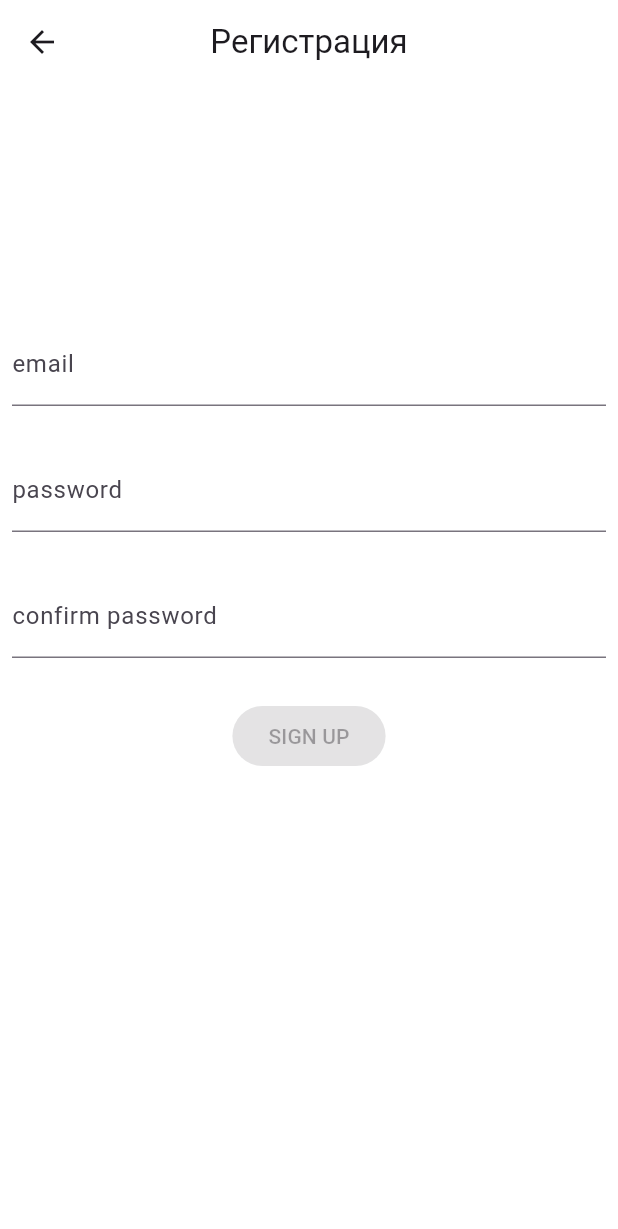
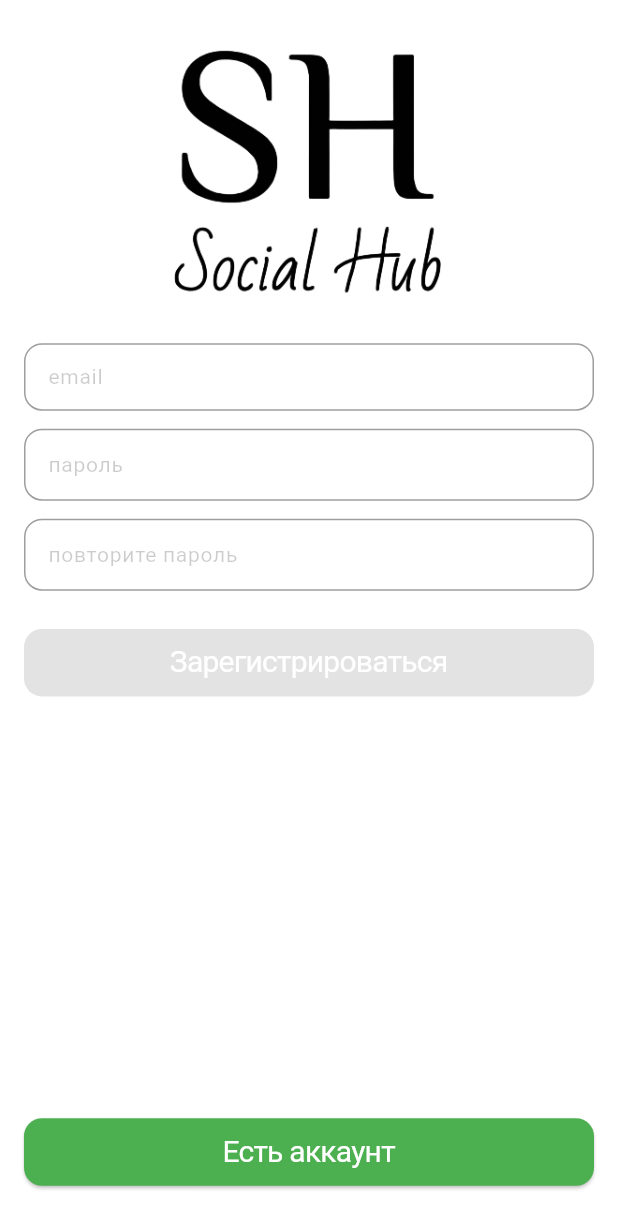
Before and after one commit to TakaFriman/social_hub, a Flutter app: the RegisterScreen screen opened by its route, on a phone screen of 412 x 824 dp. Shown: the top 1229 px of the screen. Run offline on Flutter 3.47's test engine with Material 3 defaults, Android fonts, the phone set to English and light mode, and no system bars; our stand-ins replace auto_route, bloc, equatable, firebase_auth, firebase_core, flutter_bloc and 5 more; accounts and stored records are empty.

Commit message:
design auth

```diff
--- /dev/null
+++ b/lib/screens/auth/login/components/components.dart
@@ -0,0 +1,5 @@
+export 'email_input.dart';
+export 'login_button.dart';
+export 'password_input.dart';
+export 'signup_button.dart';
+export 'google_login_button.dart';
--- /dev/null
+++ b/lib/screens/auth/register/components/components.dart
@@ -0,0 +1,5 @@
+export 'email_input.dart';
+export 'password_input.dart';
+export 'confirm_password_input.dart';
+export 'login_button.dart';
+export 'signup_button.dart';
--- /dev/null
+++ b/lib/screens/auth/register/components/confirm_password_input.dart
@@ -0,0 +1,43 @@
+import 'package:flutter/material.dart';
+import 'package:flutter_bloc/flutter_bloc.dart';
+import 'package:social_hub/screens/auth/register/cubit/register_cubit.dart';
+
+class ConfirmPasswordInput extends StatelessWidget {
+  const ConfirmPasswordInput({super.key});
+
+  @override
+  Widget build(BuildContext context) {
+    final theme = Theme.of(context);
+    return BlocBuilder<RegisterCubit, RegisterState>(
+      buildWhen: (previous, current) =>
+          previous.password != current.password || previous.confirmedPassword != current.confirmedPassword,
+      builder: (context, state) {
+        return TextField(
+          key: const Key('signUpForm_confirmedPasswordInput_textField'),
+          onChanged: (confirmPassword) => context.read<RegisterCubit>().confirmedPasswordChanged(confirmPassword),
+          obscureText: true,
+          decoration: InputDecoration(
+            border: OutlineInputBorder(
+              borderSide: BorderSide(color: theme.disabledColor),
+              borderRadius: BorderRadius.circular(12),
+            ),
+            filled: true,
+            fillColor: theme.colorScheme.onPrimary,
+            isDense: true,
+            enabledBorder: OutlineInputBorder(
+              borderSide: BorderSide(color: theme.disabledColor),
+              borderRadius: BorderRadius.circular(12),
+            ),
+            focusedBorder: OutlineInputBorder(
+              borderSide: const BorderSide(color: Colors.blueAccent),
+              borderRadius: BorderRadius.circular(12),
+            ),
+            hintText: 'повторите пароль',
+            hintStyle: TextStyle(color: Colors.black.withOpacity(0.2), fontSize: 14),
+            errorText: state.confirmedPassword.displayError != null ? 'пароли не совпадают' : null,
+          ),
+        );
+      },
+    );
+  }
+}
--- /dev/null
+++ b/lib/screens/auth/register/components/email_input.dart
@@ -0,0 +1,45 @@
+import 'package:flutter/material.dart';
+import 'package:flutter_bloc/flutter_bloc.dart';
+import 'package:social_hub/screens/auth/register/cubit/register_cubit.dart';
+
+class EmailInput extends StatelessWidget {
+  const EmailInput({super.key});
+
+  @override
+  Widget build(BuildContext context) {
+    final theme = Theme.of(context);
+    return BlocBuilder<RegisterCubit, RegisterState>(
+      buildWhen: (previous, current) => previous.email != current.email,
+      builder: (context, state) {
+        return TextField(
+          cursorColor: Colors.black,
+          style: const TextStyle(color: Colors.black, fontSize: 14),
+          key: const Key('signUpForm_emailInput_textField'),
+          onChanged: (email) => context.read<RegisterCubit>().emailChanged(email),
+          keyboardType: TextInputType.emailAddress,
+          decoration: InputDecoration(
+            border: OutlineInputBorder(
+              borderSide: BorderSide(color: theme.disabledColor),
+              borderRadius: BorderRadius.circular(12),
+            ),
+            filled: true,
+            fillColor: theme.colorScheme.onPrimary,
+            isDense: true,
+            enabledBorder: OutlineInputBorder(
+              borderSide: BorderSide(color: theme.disabledColor),
+              borderRadius: BorderRadius.circular(12),
+            ),
+            focusedBorder: OutlineInputBorder(
+              borderSide: const BorderSide(color: Colors.blueAccent),
+              borderRadius: BorderRadius.circular(12),
+            ),
+            hintText: 'email',
+            hintStyle: TextStyle(color: Colors.black.withOpacity(0.2), fontSize: 14),
+            errorText: state.email.displayError != null ? 'Неверный формат email' : null,
+            errorStyle: TextStyle(color: Colors.red.withOpacity(0.5), fontSize: 12),
+          ),
+        );
+      },
+    );
+  }
+}
--- /dev/null
+++ b/lib/screens/auth/register/components/login_button.dart
@@ -0,0 +1,34 @@
+import 'package:auto_route/auto_route.dart';
+import 'package:flutter/material.dart';
+import 'package:flutter_bloc/flutter_bloc.dart';
+import 'package:social_hub/router/router.dart';
+import 'package:social_hub/screens/auth/register/cubit/register_cubit.dart';
+
+class LoginButton extends StatelessWidget {
+  const LoginButton({super.key});
+
+  @override
+  Widget build(BuildContext context) {
+    return BlocBuilder<RegisterCubit, RegisterState>(
+      builder: (context, state) {
+        return ElevatedButton(
+          key: const Key('signupForm_login_flatButton'),
+          style: ElevatedButton.styleFrom(
+            shape: RoundedRectangleBorder(
+              borderRadius: BorderRadius.circular(12),
+            ),
+            backgroundColor: Colors.green,
+          ),
+          onPressed: () => context.router.push(const LoginRoute()),
+          child: const Padding(
+            padding: EdgeInsets.symmetric(vertical: 8),
+            child: Center(
+                child: Text('Есть аккаунт',
+                    style: TextStyle(
+                        fontSize: 20, fontWeight: FontWeight.w400, letterSpacing: -0.5, color: Colors.white))),
+          ),
+        );
+      },
+    );
+  }
+}
--- /dev/null
+++ b/lib/screens/auth/register/components/password_input.dart
@@ -0,0 +1,43 @@
+import 'package:flutter/material.dart';
+import 'package:flutter_bloc/flutter_bloc.dart';
+import 'package:social_hub/screens/auth/register/cubit/register_cubit.dart';
+
+class PasswordInput extends StatelessWidget {
+  const PasswordInput({super.key});
+
+  @override
+  Widget build(BuildContext context) {
+    final theme = Theme.of(context);
+    return BlocBuilder<RegisterCubit, RegisterState>(
+      buildWhen: (previous, current) => previous.password != current.password,
+      builder: (context, state) {
+        return TextField(
+          key: const Key('signUpForm_passwordInput_textField'),
+          onChanged: (password) => context.read<RegisterCubit>().passwordChanged(password),
+          obscureText: true,
+          decoration: InputDecoration(
+            border: OutlineInputBorder(
+              borderSide: BorderSide(color: theme.disabledColor),
+              borderRadius: BorderRadius.circular(12),
+            ),
+            filled: true,
+            fillColor: theme.colorScheme.onPrimary,
+            isDense: true,
+            enabledBorder: OutlineInputBorder(
+              borderSide: BorderSide(color: theme.disabledColor),
+              borderRadius: BorderRadius.circular(12),
+            ),
+            focusedBorder: OutlineInputBorder(
+              borderSide: const BorderSide(color: Colors.blueAccent),
+              borderRadius: BorderRadius.circular(12),
+            ),
+            hintText: 'пароль',
+            hintStyle: TextStyle(color: Colors.black.withOpacity(0.2), fontSize: 14),
+            errorText: state.password.displayError != null ? 'Неверный формат пароля' : null,
+            errorStyle: TextStyle(color: Colors.red.withOpacity(0.5), fontSize: 12),
+          ),
+        );
+      },
+    );
+  }
+}
--- /dev/null
+++ b/lib/screens/auth/register/components/signup_button.dart
@@ -0,0 +1,39 @@
+import 'package:flutter/material.dart';
+import 'package:flutter_bloc/flutter_bloc.dart';
+import 'package:formz/formz.dart';
+import 'package:social_hub/screens/auth/register/cubit/register_cubit.dart';
+
+class SignUpButton extends StatelessWidget {
+  const SignUpButton({super.key});
+
+  @override
+  Widget build(BuildContext context) {
+    return BlocBuilder<RegisterCubit, RegisterState>(
+      builder: (context, state) {
+        return state.status.isInProgress
+            ? const CircularProgressIndicator()
+            : ElevatedButton(
+                key: const Key('signUpForm_continue_raisedButton'),
+                style: ElevatedButton.styleFrom(
+                  shape: RoundedRectangleBorder(
+                    borderRadius: BorderRadius.circular(12),
+                  ),
+                  backgroundColor: Colors.black,
+                ),
+                onPressed: state.isValid ? () => context.read<RegisterCubit>().signUpFormSubmitted() : null,
+                child: const Padding(
+                  padding: EdgeInsets.symmetric(vertical: 8),
+                  child: Center(
+                      child: Text('Зарегистрироваться',
+                          style: TextStyle(
+                            fontSize: 20,
+                            fontWeight: FontWeight.w400,
+                            letterSpacing: -0.5,
+                            color: Colors.white,
+                          ))),
+                ),
+              );
+      },
+    );
+  }
+}
--- a/lib/screens/auth/register/view/register_form.dart
+++ b/lib/screens/auth/register/view/register_form.dart
@@ -1,6 +1,9 @@
+import 'package:auto_route/auto_route.dart';
 import 'package:flutter/material.dart';
 import 'package:flutter_bloc/flutter_bloc.dart';
 import 'package:formz/formz.dart';
+import 'package:social_hub/router/router.dart';
+import 'package:social_hub/screens/auth/register/components/components.dart';
 import 'package:social_hub/screens/auth/register/cubit/register_cubit.dart';
 
 class RegisterForm extends StatelessWidget {
@@ -16,112 +19,50 @@ class RegisterForm extends StatelessWidget {
           ScaffoldMessenger.of(context)
             ..hideCurrentSnackBar()
             ..showSnackBar(
-              SnackBar(content: Text(state.errorMessage ?? 'Sign Up Failure')),
+              SnackBar(content: Text(state.errorMessage ?? 'Регистрация не удалась')),
             );
         }
       },
-      child: Align(
-        alignment: const Alignment(0, -1 / 3),
-        child: Column(
-          mainAxisSize: MainAxisSize.min,
-          children: [
-            _EmailInput(),
-            const SizedBox(height: 8),
-            _PasswordInput(),
-            const SizedBox(height: 8),
-            _ConfirmPasswordInput(),
-            const SizedBox(height: 8),
-            _SignUpButton(),
-          ],
-        ),
+      child: Stack(
+        children: [
+          SafeArea(
+            child: Padding(
+              padding: const EdgeInsets.symmetric(vertical: 32, horizontal: 16),
+              child: Column(
+                children: [
+                  Expanded(
+                    child: SingleChildScrollView(
+                      child: Column(
+                        crossAxisAlignment: CrossAxisAlignment.start,
+                        children: [
+                          Column(
+                            children: [
+                              Image.asset(
+                                'assets/images/logo.png',
+                                height: MediaQuery.of(context).size.height * 0.2,
+                                color: Colors.black,
+                              ),
+                              const SizedBox(height: 32),
+                              const EmailInput(),
+                              const SizedBox(height: 12),
+                              const PasswordInput(),
+                              const SizedBox(height: 12),
+                              const ConfirmPasswordInput(),
+                              const SizedBox(height: 24),
+                              const SignUpButton(),
+                            ],
+                          ),
+                        ],
+                      ),
+                    ),
+                  ),
+                  const LoginButton(),
+                ],
+              ),
+            ),
+          ),
+        ],
       ),
     );
   }
 }
-
-class _EmailInput extends StatelessWidget {
-  @override
-  Widget build(BuildContext context) {
-    return BlocBuilder<RegisterCubit, RegisterState>(
-      buildWhen: (previous, current) => previous.email != current.email,
-      builder: (context, state) {
-        return TextField(
-          key: const Key('signUpForm_emailInput_textField'),
-          onChanged: (email) => context.read<RegisterCubit>().emailChanged(email),
-          keyboardType: TextInputType.emailAddress,
-          decoration: InputDecoration(
-            labelText: 'email',
-            helperText: '',
-            errorText: state.email.displayError != null ? 'invalid email' : null,
-          ),
-        );
-      },
-    );
-  }
-}
-
-class _PasswordInput extends StatelessWidget {
-  @override
-  Widget build(BuildContext context) {
-    return BlocBuilder<RegisterCubit, RegisterState>(
-      buildWhen: (previous, current) => previous.password != current.password,
-      builder: (context, state) {
-        return TextField(
-          key: const Key('signUpForm_passwordInput_textField'),
-          onChanged: (password) => context.read<RegisterCubit>().passwordChanged(password),
-          obscureText: true,
-          decoration: InputDecoration(
-            labelText: 'password',
-            helperText: '',
-            errorText: state.password.displayError != null ? 'invalid password' : null,
-          ),
-        );
-      },
-    );
-  }
-}
-
-class _ConfirmPasswordInput extends StatelessWidget {
-  @override
-  Widget build(BuildContext context) {
-    return BlocBuilder<RegisterCubit, RegisterState>(
-      buildWhen: (previous, current) =>
-          previous.password != current.password || previous.confirmedPassword != current.confirmedPassword,
-      builder: (context, state) {
-        return TextField(
-          key: const Key('signUpForm_confirmedPasswordInput_textField'),
-          onChanged: (confirmPassword) => context.read<RegisterCubit>().confirmedPasswordChanged(confirmPassword),
-          obscureText: true,
-          decoration: InputDecoration(
-            labelText: 'confirm password',
-            helperText: '',
-            errorText: state.confirmedPassword.displayError != null ? 'passwords do not match' : null,
-          ),
-        );
-      },
-    );
-  }
-}
-
-class _SignUpButton extends StatelessWidget {
-  @override
-  Widget build(BuildContext context) {
-    return BlocBuilder<RegisterCubit, RegisterState>(
-      builder: (context, state) {
-        return state.status.isInProgress
-            ? const CircularProgressIndicator()
-            : ElevatedButton(
-                key: const Key('signUpForm_continue_raisedButton'),
-                style: ElevatedButton.styleFrom(
-                  shape: RoundedRectangleBorder(
-                    borderRadius: BorderRadius.circular(30),
-                  ),
-                  backgroundColor: Colors.orangeAccent,
-                ),
-                onPressed: state.isValid ? () => context.read<RegisterCubit>().signUpFormSubmitted() : null,
-                child: const Text('SIGN UP'),
-              );
-      },
-    );
-  }
-}
--- a/lib/screens/auth/register/view/register_screen.dart
+++ b/lib/screens/auth/register/view/register_screen.dart
@@ -10,17 +10,12 @@ import 'package:social_hub/screens/auth/register/register.dart';
 class RegisterScreen extends StatelessWidget {
   const RegisterScreen({super.key});
 
-
   @override
   Widget build(BuildContext context) {
     return Scaffold(
-      appBar: AppBar(title: const Text('Регистрация')),
-      body: Padding(
-        padding: const EdgeInsets.all(8),
-        child: BlocProvider<RegisterCubit>(
-          create: (_) => RegisterCubit(context.read<AuthenticationRepository>()),
-          child: const RegisterForm(),
-        ),
+      body: BlocProvider<RegisterCubit>(
+        create: (_) => RegisterCubit(context.read<AuthenticationRepository>()),
+        child: const RegisterForm(),
       ),
     );
   }
--- a/lib/ui/theme/app_theme.dart
+++ b/lib/ui/theme/app_theme.dart
@@ -1,5 +1,4 @@
 import 'package:flutter/material.dart';
-import 'package:flutter/widgets.dart';
 
 class AppTheme {
   //светлая тема
@@ -11,6 +10,8 @@ class AppTheme {
       selectedLabelStyle: const TextStyle(fontWeight: FontWeight.w500),
     ),
     appBarTheme: const AppBarTheme(
+      elevation: 0,
+      surfaceTintColor: Colors.transparent,
       centerTitle: true,
       backgroundColor: Colors.white,
     ),
--- a/pubspec.yaml
+++ b/pubspec.yaml
@@ -81,9 +81,9 @@ flutter:
   uses-material-design: true
 
   # To add assets to your application, add an assets section, like this:
-  # assets:
-  #   - images/a_dot_burr.jpeg
-  #   - images/a_dot_ham.jpeg
+  assets:
+    - assets/images/
+    - assets/icons/
 
   # An image asset can refer to one or more resolution-specific "variants", see
   # https://flutter.dev/assets-and-images/#resolution-aware
```
Also changed, not shown: lib/repositories/models/user.dart (+0 -13 lines), lib/screens/auth/login/components/email_input.dart (added, +45 -0 lines), lib/screens/auth/login/components/google_login_button.dart (added, +28 -0 lines), lib/screens/auth/login/components/login_button.dart (added, +42 -0 lines), lib/screens/auth/login/components/password_input.dart (added, +43 -0 lines), lib/screens/auth/login/components/signup_button.dart (added, +34 -0 lines), lib/screens/auth/login/view/login_form.dart (+24 -117 lines), lib/screens/auth/login/view/login_screen.dart (+3 -7 lines), assets/images/logo.png (added).
